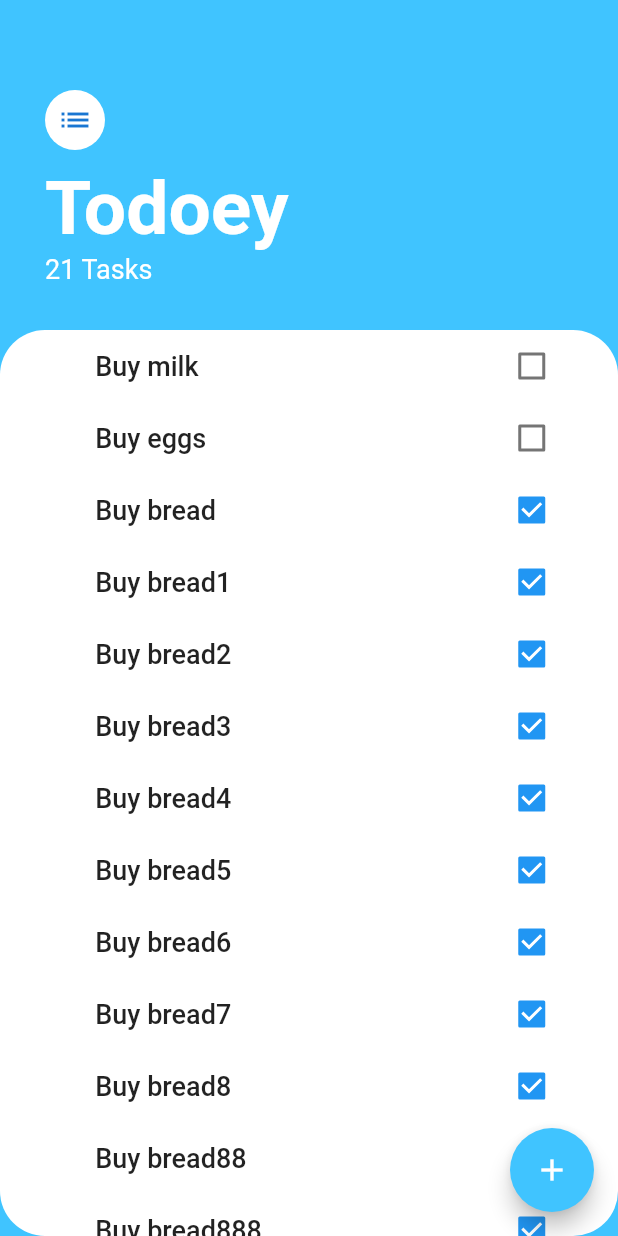
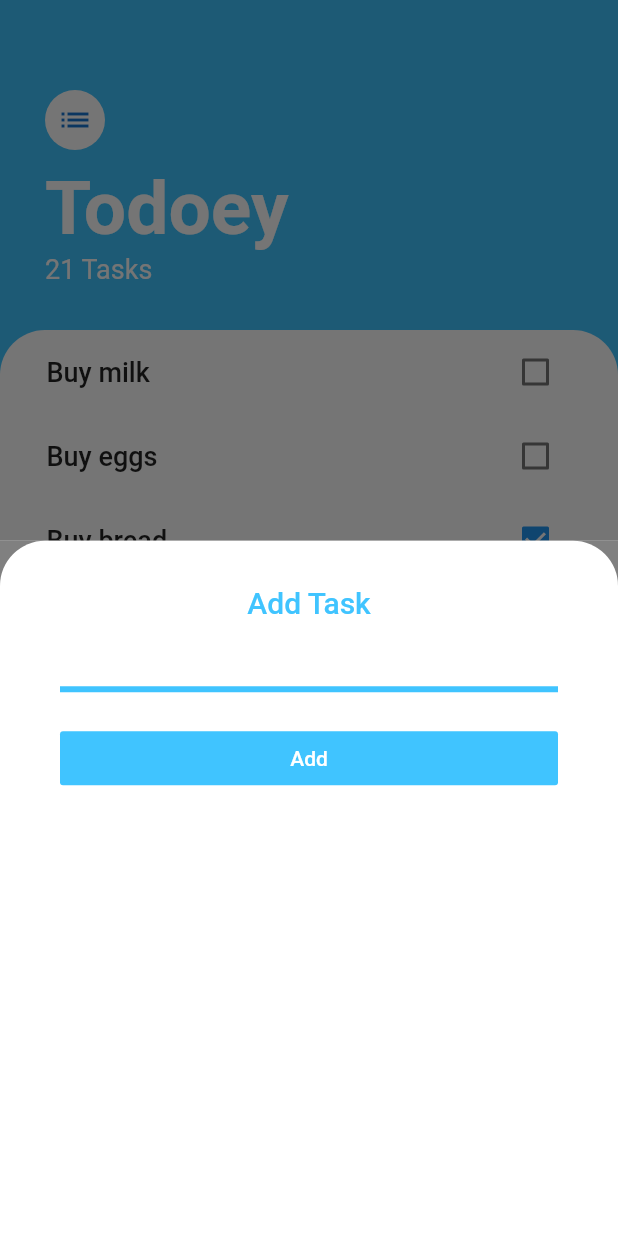
Before and after one commit to donmelaka/todoey, a Flutter app: the screen it shows after launch, after a tap on the "add" icon, on a phone screen of 412 x 824 dp. Run offline on Flutter 3.47's test engine with Material 2 defaults, Android fonts, the phone set to English and light mode, and no system bars.

Commit message:
Lifted state up to task list

```diff
--- a/lib/main.dart
+++ b/lib/main.dart
@@ -1,5 +1,5 @@
 import 'package:flutter/material.dart';
-import 'package:todoey_flutter/screens/tasks_list.dart';
+import 'package:todoey_flutter/screens/tasks_screen.dart';
 
 void main() {
   runApp(const MyApp());
--- /dev/null
+++ b/lib/model/task.dart
@@ -0,0 +1,13 @@
+import 'package:flutter/material.dart';
+
+class Task {
+  final String taskName;
+  bool isDone;
+
+  Task({required this.taskName, this.isDone = false});
+
+  void toggleIsDone() {
+    isDone = !isDone;
+    print('isDone is now $isDone');
+  }
+}
--- /dev/null
+++ b/lib/screens/add_task_screen.dart
@@ -0,0 +1,64 @@
+import 'package:flutter/material.dart';
+
+class AddTaskScreen extends StatelessWidget {
+  const AddTaskScreen({Key? key}) : super(key: key);
+
+  @override
+  Widget build(BuildContext context) {
+    return Container(
+      color: Color(0xffa7E7E7E),
+      child: Container(
+        decoration: BoxDecoration(
+          color: Colors.white,
+          borderRadius: BorderRadius.only(
+            topRight: Radius.circular(30),
+            topLeft: Radius.circular(30),
+          ),
+        ),
+        child: Container(
+          margin: EdgeInsets.only(left: 40, right: 40),
+          child: Column(
+            crossAxisAlignment: CrossAxisAlignment.center,
+            mainAxisAlignment: MainAxisAlignment.start,
+            children: [
+              SizedBox(
+                height: 30,
+              ),
+              Text(
+                'Add Task',
+                style: TextStyle(
+                    fontSize: 20,
+                    fontWeight: FontWeight.w500,
+                    color: Colors.lightBlueAccent),
+              ),
+              TextField(
+                decoration: InputDecoration(
+                  enabledBorder: UnderlineInputBorder(
+                    borderSide: BorderSide(
+                      width: 4,
+                      color: Colors.lightBlueAccent,
+                    )
+                  )
+                ),
+              ),
+              SizedBox(height: 20,),
+              FlatButton(
+                onPressed: () {},
+                child: Container(
+                  alignment: Alignment.center,
+                  child: Text(
+                    'Add',
+                    style: TextStyle(
+                      color: Colors.white,
+                    ),
+                  ),
+                ),
+                color: Colors.lightBlueAccent,
+              )
+            ],
+          ),
+        ),
+      ),
+    );
+  }
+}
--- a/lib/screens/tasks_list.dart
+++ b/lib/screens/tasks_screen.dart
@@ -1,36 +1,14 @@
 import 'package:flutter/cupertino.dart';
 import 'package:flutter/material.dart';
+import 'package:todoey_flutter/widgets/task_list.dart';
+
+import 'add_task_screen.dart';
 
 class TaskScreen extends StatelessWidget {
   const TaskScreen({Key? key}) : super(key: key);
 
   @override
   Widget build(BuildContext context) {
-    Map<String, bool> tasks = {
-      'Buy milk': false,
-      'Buy eggs': false,
-      'Buy bread': true,
-      'Buy bread1': true,
-      'Buy bread2': true,
-      'Buy bread3': true,
-      'Buy bread4': true,
-      'Buy bread5': true,
-      'Buy bread6': true,
-      'Buy bread7': true,
-      'Buy bread8': true,
-      'Buy bread88': true,
-      'Buy bread88': true,
-      'Buy bread888': true,
-      'Buy bread55': true,
-      'Buy bread555': true,
-      'Buy bread5555': true,
-      'Buy bread33': true,
-      'Buy bread333': true,
-      'Buy bread22': true,
-      'Buy bread66': true,
-      'Buy bread777': true,
-    };
-
     return Scaffold(
       backgroundColor: Colors.lightBlueAccent,
       floatingActionButton: FloatingActionButton(
@@ -38,7 +16,14 @@ class TaskScreen extends StatelessWidget {
           Icons.add,
         ),
         backgroundColor: Colors.lightBlueAccent,
-        onPressed: () {},
+        onPressed: () {
+          showModalBottomSheet(
+            context: context,
+            builder: (ctx) {
+              return AddTaskScreen();
+            },
+          );
+        },
       ),
       body: Column(
         crossAxisAlignment: CrossAxisAlignment.start,
@@ -71,7 +56,7 @@ class TaskScreen extends StatelessWidget {
                   ),
                 ),
                 Text(
-                  '${tasks.length} Tasks',
+                  '21 Tasks',
                   style: TextStyle(color: Colors.white, fontSize: 18),
                 ),
               ],
@@ -83,33 +68,7 @@ class TaskScreen extends StatelessWidget {
                 color: Colors.white,
                 borderRadius: BorderRadius.circular(30),
               ),
-              child: ListView(
-                children: [
-                  ...tasks.keys.map((key) {
-                    return Row(
-                      mainAxisAlignment: MainAxisAlignment.spaceAround,
-                      crossAxisAlignment: CrossAxisAlignment.center,
-                      children: [
-                        Container(
-                          child: Text(
-                            key,
-                            style: TextStyle(
-                              fontSize: 18,
-                              fontWeight: FontWeight.w500,
-                            ),
-                          ),
-                          margin: EdgeInsets.only(left: 30),
-                          width: 200,
-                        ),
-                        Container(
-                          child:
-                              Checkbox(value: tasks[key], onChanged: (val) {}),
-                        )
-                      ],
-                    );
-                  }).toList(growable: false)
-                ],
-              ),
+              child: TaskList(),
             ),
           ),
         ],
--- /dev/null
+++ b/lib/widgets/task_list.dart
@@ -0,0 +1,121 @@
+import 'package:flutter/material.dart';
+import 'package:todoey_flutter/model/task.dart';
+import 'package:todoey_flutter/widgets/task_tile.dart';
+
+class TaskList extends StatefulWidget {
+  const TaskList({Key? key}) : super(key: key);
+
+  @override
+  State<TaskList> createState() => _TaskListState();
+}
+
+class _TaskListState extends State<TaskList> {
+  void checkBoxFunction(T) {}
+  List<Task> tasks = [
+    Task(
+      taskName: 'Buy milk',
+      isDone: false,
+    ),
+    Task(
+      taskName: 'Buy eggs',
+      isDone: false,
+    ),
+    Task(
+      taskName: 'Buy bread',
+      isDone: true,
+    ),
+    Task(
+      taskName: 'Buy bread1',
+      isDone: true,
+    ),
+    Task(
+      taskName: 'Buy bread2',
+      isDone: true,
+    ),
+    Task(
+      taskName: 'Buy bread3',
+      isDone: true,
+    ),
+    Task(
+      taskName: 'Buy bread4',
+      isDone: true,
+    ),
+    Task(
+      taskName: 'Buy bread5',
+      isDone: true,
+    ),
+    Task(
+      taskName: 'Buy bread6',
+      isDone: true,
+    ),
+    Task(
+      taskName: 'Buy bread7',
+      isDone: true,
+    ),
+    Task(
+      taskName: 'Buy bread8',
+      isDone: true,
+    ),
+    Task(
+      taskName: 'Buy bread88',
+      isDone: true,
+    ),
+    Task(
+      taskName: 'Buy bread88',
+      isDone: true,
+    ),
+    Task(
+      taskName: 'Buy bread888',
+      isDone: true,
+    ),
+    Task(
+      taskName: 'Buy bread55',
+      isDone: true,
+    ),
+    Task(
+      taskName: 'Buy bread555',
+      isDone: true,
+    ),
+    Task(taskName: 'Buy bread5555', isDone: true),
+    Task(
+      taskName: 'Buy bread33',
+      isDone: true,
+    ),
+    Task(
+      taskName: 'Buy bread333',
+      isDone: true,
+    ),
+    Task(
+      taskName: 'Buy bread22',
+      isDone: true,
+    ),
+    Task(
+      taskName: 'Buy bread66',
+      isDone: true,
+    ),
+    Task(
+      taskName: 'Buy bread777',
+      isDone: true,
+    )
+  ];
+
+  @override
+  Widget build(BuildContext context) {
+    return Container(
+      margin: EdgeInsets.only(left: 15, right: 15),
+      child: ListView.builder(
+          itemCount: tasks.length,
+          itemBuilder: (ctx, index) {
+            return TaskTile(
+              taskName: tasks[index].taskName,
+              isChecked: tasks[index].isDone,
+              checkBoxFunction: () {
+                setState(() {
+                  tasks[index].toggleIsDone() ;
+                });
+              },
+            );
+          }),
+    );
+  }
+}
--- /dev/null
+++ b/lib/widgets/task_tile.dart
@@ -0,0 +1,36 @@
+import 'package:flutter/material.dart';
+
+class TaskTile extends StatelessWidget {
+  final String taskName;
+  final bool isChecked;
+  final Function checkBoxFunction;
+
+  const TaskTile(
+      {required this.taskName,
+      required this.isChecked,
+      required this.checkBoxFunction});
+
+  @override
+  Widget build(BuildContext context) {
+    return ListTile(
+      title: Text(
+        taskName,
+        style: isChecked
+            ? TextStyle(
+                fontSize: 18,
+                fontWeight: FontWeight.w500,
+                decoration: TextDecoration.lineThrough,
+              )
+            : TextStyle(
+                fontSize: 18,
+                fontWeight: FontWeight.w500,
+              ),
+      ),
+      trailing: Checkbox(
+          value: isChecked,
+          onChanged: (val) {
+            checkBoxFunction();
+          }),
+    );
+  }
+}
```
